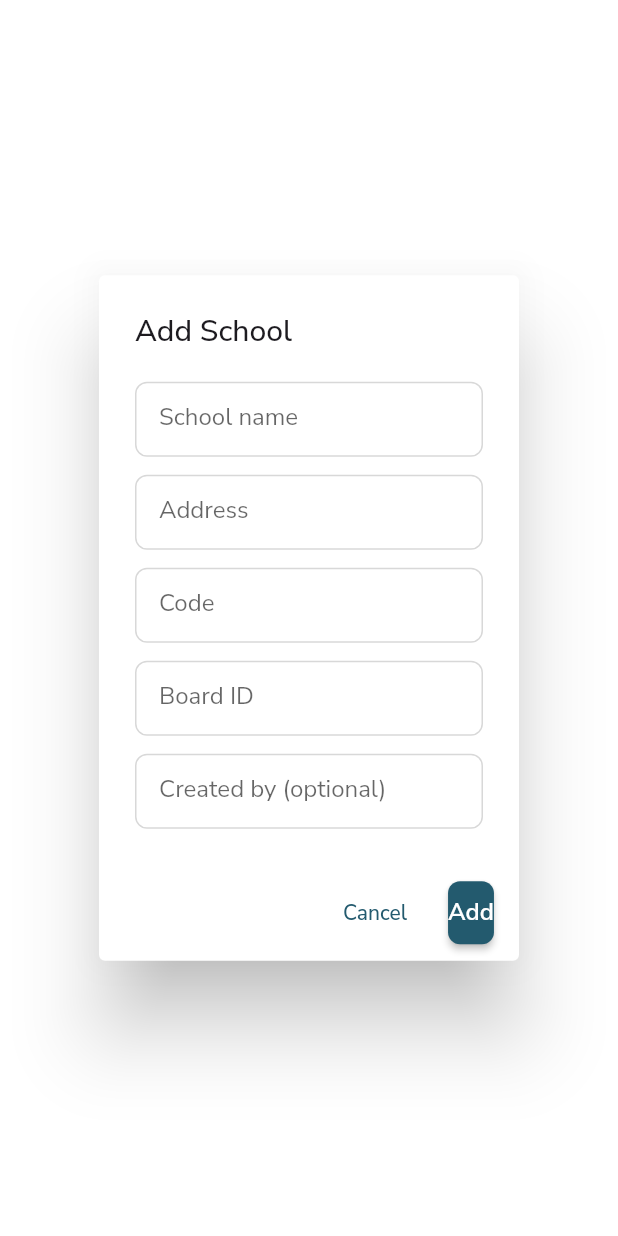
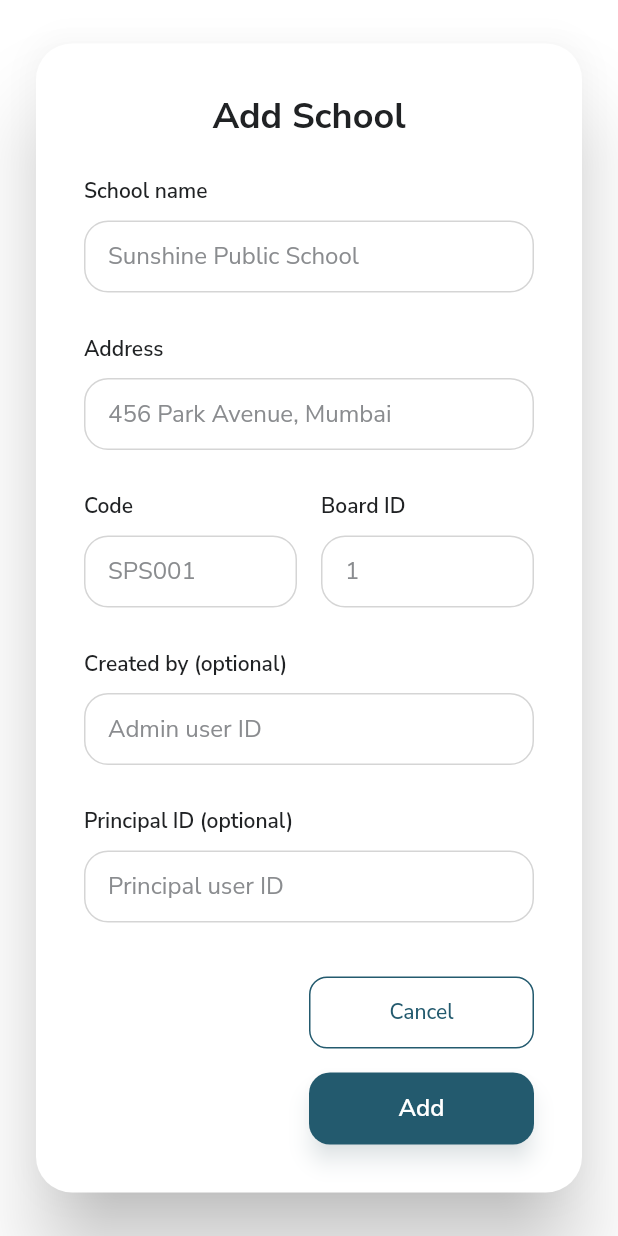
Before and after one commit to Gokus369/ai_tutor_web, a Flutter app: the AddSchoolDialog widget shown alone on an empty page, opened directly, on a phone screen of 412 x 824 dp. Run offline on Flutter 3.47's test engine with Material 3 defaults, Android fonts, the phone set to English and light mode, and no system bars; our stand-ins replace dio, flutter_bloc, font_awesome_flutter, go_router, google_fonts; network calls fail.

Commit message:
feat: refactor AddSchoolDialog to use AppDialogShell and streamline form layout

```diff
--- a/lib/features/dashboard/presentation/widgets/add_school_dialog.dart
+++ b/lib/features/dashboard/presentation/widgets/add_school_dialog.dart
@@ -1,23 +1,16 @@
+import 'package:ai_tutor_web/features/schools/domain/models/add_school_request.dart';
+import 'package:ai_tutor_web/shared/styles/app_colors.dart';
+import 'package:ai_tutor_web/shared/widgets/app_dialog_shell.dart';
+import 'package:ai_tutor_web/shared/widgets/app_form_fields.dart';
 import 'package:flutter/material.dart';
-
-class AddSchoolRequest {
-  AddSchoolRequest({
-    required this.schoolName,
-    required this.address,
-    required this.code,
-    required this.boardId,
-    this.createdById,
-  });
-
-  final String schoolName;
-  final String address;
-  final String code;
-  final int boardId;
-  final int? createdById;
-}
 
 class AddSchoolDialog extends StatefulWidget {
   const AddSchoolDialog({super.key, this.initial, this.title, this.confirmLabel});
+
+  static const double dialogWidth = 680;
+  static const double contentWidth = 620;
+  static const double fieldHeight = 56;
+  static const double buttonHeight = 48;
 
   final AddSchoolRequest? initial;
   final String? title;
@@ -33,6 +26,7 @@ class _AddSchoolDialogState extends State<AddSchoolDialog> {
   final _addressCtrl = TextEditingController();
   final _codeCtrl = TextEditingController();
   final _boardCtrl = TextEditingController();
+  final _principalCtrl = TextEditingController();
   final _createdByCtrl = TextEditingController();
 
   @override
@@ -44,6 +38,9 @@ class _AddSchoolDialogState extends State<AddSchoolDialog> {
       _addressCtrl.text = initial.address;
       _codeCtrl.text = initial.code;
       _boardCtrl.text = initial.boardId.toString();
+      if (initial.principalId != null) {
+        _principalCtrl.text = initial.principalId.toString();
+      }
       if (initial.createdById != null) {
         _createdByCtrl.text = initial.createdById.toString();
       }
@@ -56,57 +53,70 @@ class _AddSchoolDialogState extends State<AddSchoolDialog> {
     _addressCtrl.dispose();
     _codeCtrl.dispose();
     _boardCtrl.dispose();
+    _principalCtrl.dispose();
     _createdByCtrl.dispose();
     super.dispose();
   }
 
   @override
   Widget build(BuildContext context) {
-    return AlertDialog(
-      title: Text(widget.title ?? 'Add School'),
-      content: Form(
+    return AppDialogShell(
+      title: widget.title ?? 'Add School',
+      width: AddSchoolDialog.dialogWidth,
+      insetPadding: const EdgeInsets.all(24),
+      child: Form(
         key: _formKey,
-        child: SingleChildScrollView(
         child: Column(
+          crossAxisAlignment: CrossAxisAlignment.stretch,
           mainAxisSize: MainAxisSize.min,
           children: [
-              TextFormField(
+            AppLabeledField(
+              width: AddSchoolDialog.contentWidth,
+              label: 'School name',
+              child: AppTextFormField(
                 controller: _nameCtrl,
-                decoration: const InputDecoration(
-                  labelText: 'School name',
                 hintText: 'Sunshine Public School',
+                textInputAction: TextInputAction.next,
+                validator: (v) => (v ?? '').trim().isEmpty ? 'Enter a school name' : null,
+                height: AddSchoolDialog.fieldHeight,
               ),
-                validator: (v) =>
-                    (v ?? '').trim().isEmpty ? 'Enter a school name' : null,
             ),
-              const SizedBox(height: 12),
-              TextFormField(
+            const SizedBox(height: 20),
+            AppLabeledField(
+              width: AddSchoolDialog.contentWidth,
+              label: 'Address',
+              child: AppTextFormField(
                 controller: _addressCtrl,
-                decoration: const InputDecoration(
-                  labelText: 'Address',
                 hintText: '456 Park Avenue, Mumbai',
+                textInputAction: TextInputAction.next,
+                validator: (v) => (v ?? '').trim().isEmpty ? 'Enter an address' : null,
+                height: AddSchoolDialog.fieldHeight,
               ),
-                validator: (v) =>
-                    (v ?? '').trim().isEmpty ? 'Enter an address' : null,
             ),
-              const SizedBox(height: 12),
-              TextFormField(
+            const SizedBox(height: 20),
+            Row(
+              children: [
+                Expanded(
+                  child: AppLabeledField(
+                    label: 'Code',
+                    child: AppTextFormField(
                       controller: _codeCtrl,
-                decoration: const InputDecoration(
-                  labelText: 'Code',
                       hintText: 'SPS001',
+                      textInputAction: TextInputAction.next,
+                      validator: (v) => (v ?? '').trim().isEmpty ? 'Enter a code' : null,
+                      height: AddSchoolDialog.fieldHeight,
                     ),
-                validator: (v) =>
-                    (v ?? '').trim().isEmpty ? 'Enter a code' : null,
                   ),
-              const SizedBox(height: 12),
-              TextFormField(
+                ),
+                const SizedBox(width: 16),
+                Expanded(
+                  child: AppLabeledField(
+                    label: 'Board ID',
+                    child: AppTextFormField(
                       controller: _boardCtrl,
+                      hintText: '1',
                       keyboardType: TextInputType.number,
-                decoration: const InputDecoration(
-                  labelText: 'Board ID',
-                  hintText: '1',
-                ),
+                      textInputAction: TextInputAction.next,
                       validator: (v) {
                         final trimmed = (v ?? '').trim();
                         if (trimmed.isEmpty) return 'Enter a board ID';
@@ -114,15 +124,21 @@ class _AddSchoolDialogState extends State<AddSchoolDialog> {
                         if (parsed == null) return 'Board ID must be a number';
                         return null;
                       },
+                      height: AddSchoolDialog.fieldHeight,
                     ),
-              const SizedBox(height: 12),
-              TextFormField(
+                  ),
+                ),
+              ],
+            ),
+            const SizedBox(height: 20),
+            AppLabeledField(
+              width: AddSchoolDialog.contentWidth,
+              label: 'Created by (optional)',
+              child: AppTextFormField(
                 controller: _createdByCtrl,
+                hintText: 'Admin user ID',
                 keyboardType: TextInputType.number,
-                decoration: const InputDecoration(
-                  labelText: 'Created by (optional)',
-                  hintText: 'Admin user ID',
-                ),
+                textInputAction: TextInputAction.done,
                 validator: (v) {
                   final trimmed = (v ?? '').trim();
                   if (trimmed.isEmpty) return null;
@@ -131,36 +147,69 @@ class _AddSchoolDialogState extends State<AddSchoolDialog> {
                   }
                   return null;
                 },
-              ),
-            ],
+                height: AddSchoolDialog.fieldHeight,
               ),
             ),
+            const SizedBox(height: 20),
+            AppLabeledField(
+              width: AddSchoolDialog.contentWidth,
+              label: 'Principal ID (optional)',
+              child: AppTextFormField(
+                controller: _principalCtrl,
+                hintText: 'Principal user ID',
+                keyboardType: TextInputType.number,
+                textInputAction: TextInputAction.done,
+                validator: (v) {
+                  final trimmed = (v ?? '').trim();
+                  if (trimmed.isEmpty) return null;
+                  if (int.tryParse(trimmed) == null) {
+                    return 'Must be a number';
+                  }
+                  return null;
+                },
+                height: AddSchoolDialog.fieldHeight,
               ),
-      actions: [
-        TextButton(
-          onPressed: () => Navigator.of(context).pop(),
-          child: const Text('Cancel'),
             ),
-        ElevatedButton(
-          onPressed: () {
+            const SizedBox(height: 28),
+            Align(
+              alignment: Alignment.centerRight,
+              child: AppDialogActions(
+                primaryLabel: widget.confirmLabel ?? 'Add',
+                cancelLabel: 'Cancel',
+                onPrimaryPressed: () {
                   if (!_formKey.currentState!.validate()) return;
                   final boardId = int.parse(_boardCtrl.text.trim());
                   final createdByText = _createdByCtrl.text.trim();
-            final createdById =
-                createdByText.isEmpty ? null : int.tryParse(createdByText);
+                  final principalText = _principalCtrl.text.trim();
+                  final createdById = createdByText.isEmpty ? null : int.tryParse(createdByText);
+                  final principalId = principalText.isEmpty ? null : int.tryParse(principalText);
                   Navigator.of(context).pop(
                     AddSchoolRequest(
                       schoolName: _nameCtrl.text.trim(),
                       address: _addressCtrl.text.trim(),
                       code: _codeCtrl.text.trim(),
                       boardId: boardId,
+                      principalId: principalId,
                       createdById: createdById,
                     ),
                   );
                 },
-          child: Text(widget.confirmLabel ?? 'Add'),
+                onCancel: () => Navigator.of(context).pop(),
+                buttonSize: const Size(150, AddSchoolDialog.buttonHeight),
+                primaryStyle: ElevatedButton.styleFrom(
+                  backgroundColor: AppColors.primary,
+                  foregroundColor: Colors.white,
+                  elevation: 6,
+                  shadowColor: AppColors.primary.withValues(alpha: 0.25),
+                  shape: RoundedRectangleBorder(
+                    borderRadius: BorderRadius.circular(14),
+                  ),
+                ),
+              ),
             ),
           ],
+        ),
+      ),
     );
   }
 }
--- /dev/null
+++ b/lib/features/schools/domain/models/add_school_request.dart
@@ -0,0 +1,28 @@
+class AddSchoolRequest {
+  const AddSchoolRequest({
+    required this.schoolName,
+    required this.address,
+    required this.code,
+    required this.boardId,
+    this.principalId,
+    this.createdById,
+  });
+
+  final String schoolName;
+  final String address;
+  final String code;
+  final int boardId;
+  final int? principalId;
+  final int? createdById;
+
+  Map<String, dynamic> toJson() {
+    return {
+      'schoolName': schoolName,
+      'address': address,
+      'code': code,
+      'boardId': boardId,
+      if (principalId != null) 'principalId': principalId,
+      if (createdById != null) 'createdById': createdById,
+    };
+  }
+}
```
Lines whose indentation alone changed are shown as unchanged.
